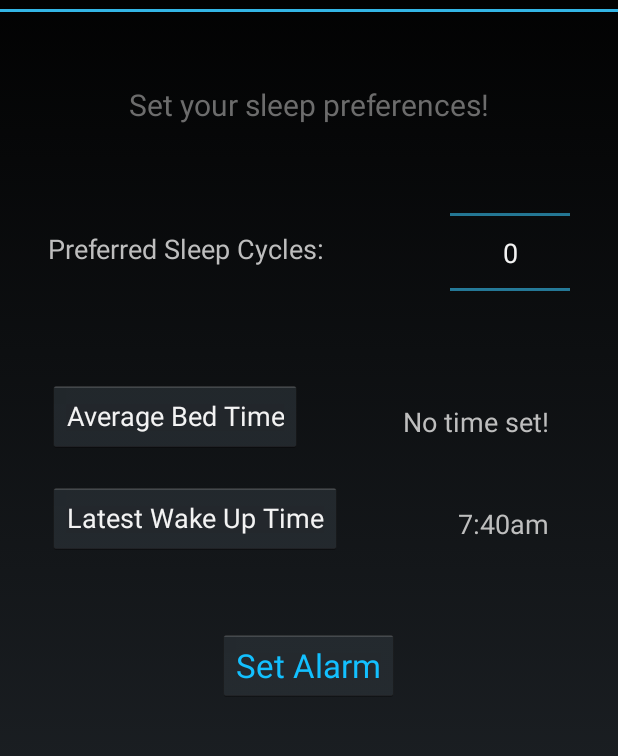
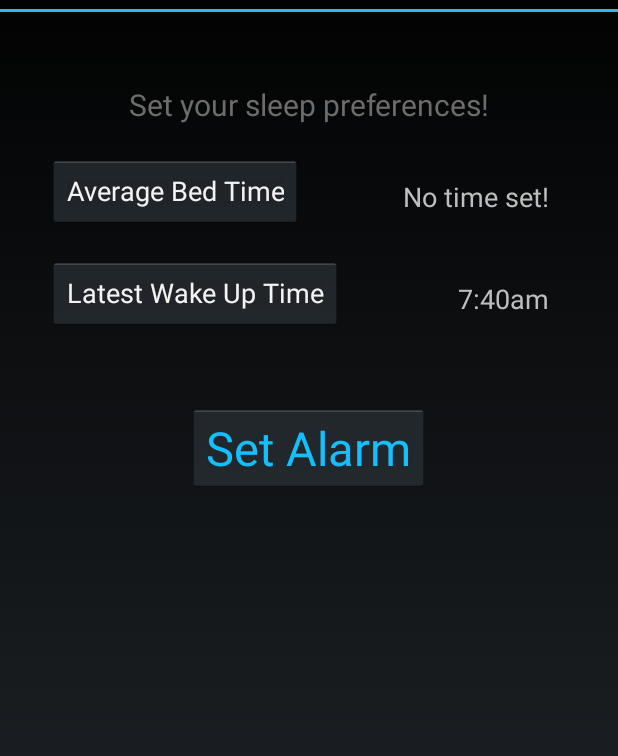
Before and after one commit to gordontang/Smart-Sleeper, an Android app: the screen it shows after launch (MainActivity), on a phone screen of 412 x 824 dp, the part 60-816 px from its top. Run offline under Robolectric (Android 15) with nearby library versions, the phone set to English and light mode, and no system bars.

Commit message:
Mockups & Test UI
Mockups for the 3 screens and the test interface for the alarm/main view

```diff
--- a/app/src/main/res/layout/fragment_main.xml
+++ b/app/src/main/res/layout/fragment_main.xml
@@ -16,7 +16,7 @@
         android:layout_width="wrap_content"
         android:layout_height="wrap_content"
         android:layout_centerHorizontal="true"
-        android:layout_marginLeft="@dimen/activity_horizontal_margin" />
+        android:layout_marginLeft="@dimen/activity_horizontal_margin"/>
 
    <!-- <EditText
         android:id="@+id/cyclesText"
@@ -26,7 +26,7 @@
         android:hint="@string/enter_cycles"
         android:layout_below="@+id/description"/>-->
 
-    <TextView
+   <!-- <TextView
         android:id="@+id/desc_cycles"
         android:text="@string/enter_cycles"
         android:textSize="8pt"
@@ -43,7 +43,7 @@
         android:layout_marginTop="20dp"
         android:layout_alignParentRight="true"
         android:layout_marginRight="@dimen/activity_horizontal_margin"
-        android:layout_below="@+id/description"/>
+        android:layout_below="@+id/description"/>-->
 
     <!--<Spinner
         android:id="@+id/dates"
@@ -57,7 +57,7 @@
         android:id="@+id/bedTime"
         android:layout_width="wrap_content"
         android:layout_height="wrap_content"
-        android:layout_below="@id/cycles"
+        android:layout_below="@id/description"
         android:layout_marginTop="20dp"
         android:layout_marginLeft="@dimen/activity_horizontal_margin"
         android:layout_alignParentLeft="true"
@@ -113,7 +113,7 @@
         android:layout_marginTop="50dp"
         android:layout_centerHorizontal="true"
         android:text="@string/button_send"
-        android:textSize="10pt"
+        android:textSize="14pt"
         android:textColor="@color/action"
         android:onClick="setPreferences" />
 
```
Also changed, not shown: 4 other files.
